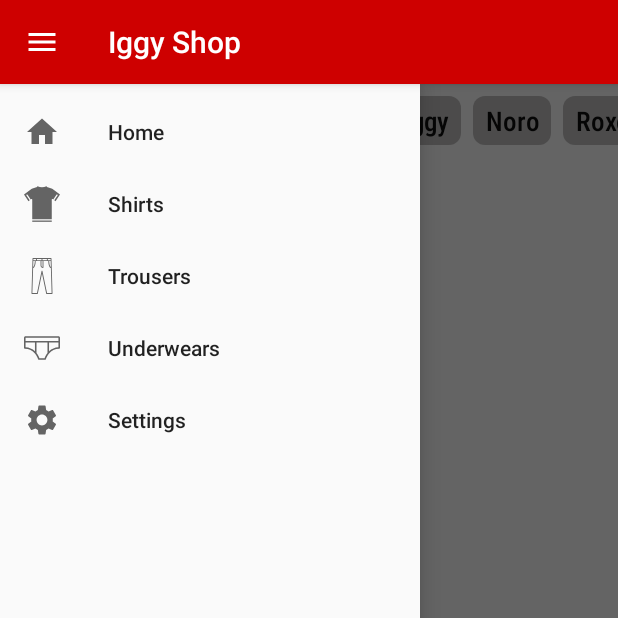
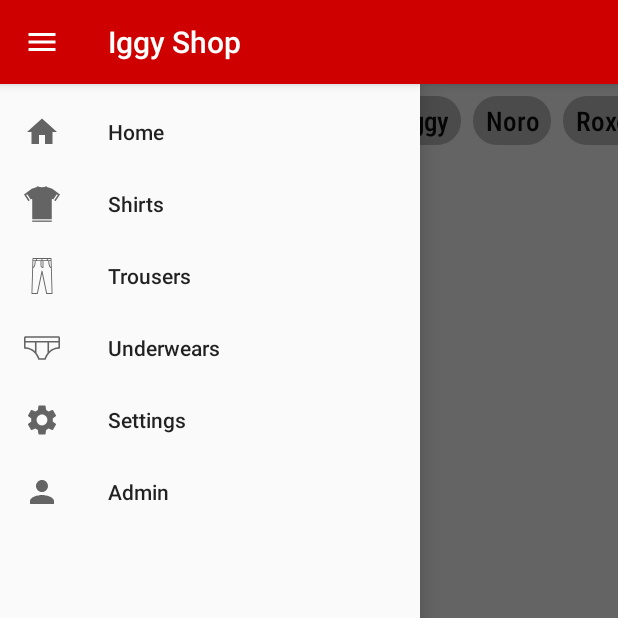
Before and after one commit to iggy228/Iggy_shop, an Android app: the screen it shows after launch (MainActivity), with the side drawer open, on a phone screen of 412 x 824 dp, the top half of it. Run offline under Robolectric (Android 15) with nearby library versions, the phone set to English and light mode, and no system bars; our stand-ins replace Room's generated code; libraries missing offline, so code that uses them is left out: org.jetbrains.anko; 2 statements that could not run were skipped.

Commit message:
Pridanie admin panelu a pridavanie Product do databasy.

```diff
--- a/app/src/main/java/sk/iggy/myecommerce/FragmentMain.kt
+++ b/app/src/main/java/sk/iggy/myecommerce/FragmentMain.kt
@@ -1,6 +1,7 @@
 package sk.iggy.myecommerce
 
 import android.os.Bundle
+import android.util.Log
 import android.view.LayoutInflater
 import android.view.View
 import android.view.ViewGroup
@@ -8,11 +9,14 @@ import androidx.fragment.app.Fragment
 import androidx.recyclerview.widget.GridLayoutManager
 import androidx.recyclerview.widget.LinearLayoutManager
 import androidx.recyclerview.widget.RecyclerView
+import androidx.room.Room
 import com.google.gson.Gson
 import kotlinx.android.synthetic.main.fragment_main.*
 import kotlinx.android.synthetic.main.fragment_main.view.*
 import org.jetbrains.anko.doAsync
 import org.jetbrains.anko.uiThread
+import sk.iggy.myecommerce.database.AppDatabase
+import sk.iggy.myecommerce.database.ProductFromDatabase
 import sk.iggy.myecommerce.model.Product
 import java.net.URL
 
@@ -24,12 +28,31 @@ class FragmentMain : Fragment() {
             val json = URL("https://finepointmobile.com/data/products.json").readText()
             uiThread {
                 val products = Gson().fromJson(json, Array<Product>::class.java).toList()
+            }
+        }
+
+        doAsync {
+            val db = Room.databaseBuilder(activity!!.applicationContext, AppDatabase::class.java,
+                "products_db").build()
+
+            val products = db.productDao().getAll().map {
+                Product(
+                    it.title,
+                    "https://finepointmobile.com/data/jeans1.jpg",
+                    it.price,
+                    "dadadasdadadadad",
+                    false
+                )
+            }
+
+            uiThread {
                 root.recycler_view.apply {
                     layoutManager = GridLayoutManager(activity, 2)
                     adapter = ProductsAdapter(products)
                 }
             }
         }
+
         root.progressBar.visibility = View.GONE
 
         val categories = listOf("shirts", "trousers", "underwears", "Iggy", "Noro", "Roxor", "Luko")
--- a/app/src/main/java/sk/iggy/myecommerce/MainActivity.kt
+++ b/app/src/main/java/sk/iggy/myecommerce/MainActivity.kt
@@ -17,18 +17,6 @@ class MainActivity : AppCompatActivity() {
         super.onCreate(savedInstanceState)
         setContentView(R.layout.activity_main)
 
-        doAsync {
-            val db = Room.databaseBuilder(applicationContext, AppDatabase::class.java,
-                "product_db").build()
-
-            db.productDao().insertAll(ProductFromDatabase(null, "Blue Socks", 0.99))
-
-            val data = db.productDao().getAll().toString()
-            uiThread {
-                Log.d("iggy", data)
-            }
-        }
-
         supportFragmentManager.beginTransaction().replace(R.id.frame_layout, FragmentMain()).commit()
 
         nav_view.setNavigationItemSelectedListener {
@@ -46,6 +34,7 @@ class MainActivity : AppCompatActivity() {
                 }
                 R.id.drawer_underwear -> Log.d("iggy", "pressed underwear")
                 R.id.drawer_settings -> Log.d("iggy", "pressed setting")
+                R.id.drawer_admin -> supportFragmentManager.beginTransaction().replace(R.id.frame_layout, FragmentAdmin()).commit()
             }
             true
         }
--- a/app/src/main/java/sk/iggy/myecommerce/database/ProductDao.kt
+++ b/app/src/main/java/sk/iggy/myecommerce/database/ProductDao.kt
@@ -13,8 +13,4 @@ interface ProductDao {
 
     @Insert
     fun insertAll(vararg products: ProductFromDatabase)
-
-    @Delete
-    fun delete(product: Product)
-
 }
--- /dev/null
+++ b/app/src/main/res/drawable/ic_baseline_person_24.xml
@@ -0,0 +1,10 @@
+<vector xmlns:android="http://schemas.android.com/apk/res/android"
+    android:width="24dp"
+    android:height="24dp"
+    android:viewportWidth="24"
+    android:viewportHeight="24"
+    android:tint="?attr/colorControlNormal">
+  <path
+      android:fillColor="@android:color/white"
+      android:pathData="M12,12c2.21,0 4,-1.79 4,-4s-1.79,-4 -4,-4 -4,1.79 -4,4 1.79,4 4,4zM12,14c-2.67,0 -8,1.34 -8,4v2h16v-2c0,-2.66 -5.33,-4 -8,-4z"/>
+</vector>
--- a/app/src/main/res/drawable/rounded_corner.xml
+++ b/app/src/main/res/drawable/rounded_corner.xml
@@ -3,5 +3,5 @@
     <solid
         android:color="#BFBDBD"/>
     <corners
-        android:radius="8dp"/>
+        android:radius="16dp"/>
 </shape>
--- a/app/src/main/res/menu/drawer_menu.xml
+++ b/app/src/main/res/menu/drawer_menu.xml
@@ -2,12 +2,13 @@
 <menu xmlns:android="http://schemas.android.com/apk/res/android"
     xmlns:app="http://schemas.android.com/apk/res-auto">
     <group android:checkableBehavior="single">
-        <item android:id="@+id/drawer_home"
+        <item
+            android:id="@+id/drawer_home"
+            android:enabled="true"
+            android:icon="@drawable/ic_baseline_home_24"
+            android:orderInCategory="1"
             android:title="@string/home"
-            android:orderInCategory="1"
-            android:icon="@drawable/ic_baseline_home_24"
-            app:showAsAction="never"
-            />
+            app:showAsAction="never" />
         <item android:id="@+id/drawer_shirts"
             android:title="@string/shirts"
             android:orderInCategory="1"
@@ -28,9 +29,15 @@
             />
         <item android:id="@+id/drawer_settings"
             android:title="@string/settings"
-            android:orderInCategory="100"
+            android:orderInCategory="99"
             android:icon="@drawable/ic_baseline_settings_24"
             app:showAsAction="never"
             />
+        <item
+            android:id="@+id/drawer_admin"
+            android:icon="@drawable/ic_baseline_person_24"
+            android:orderInCategory="100"
+            android:title="@string/admin"
+            app:showAsAction="never" />
     </group>
 </menu>
--- a/app/src/main/res/values/strings.xml
+++ b/app/src/main/res/values/strings.xml
@@ -6,4 +6,6 @@
     <string name="trousers">Trousers</string>
     <string name="shirts">Shirts</string>
     <string name="home">Home</string>
+    <string name="admin">Admin</string>
+    <string name="admin_panel">Admin Panel</string>
 </resources>
```
Also changed, not shown: app/src/main/java/sk/iggy/myecommerce/FragmentAdmin.kt (added, +46 -0 lines), app/src/main/res/layout/fragment_admin.xml (added, +54 -0 lines).
